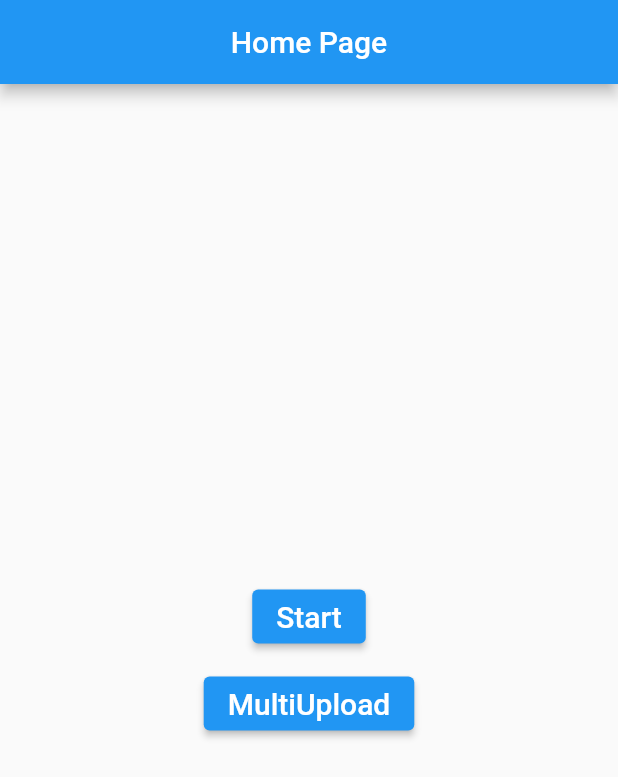
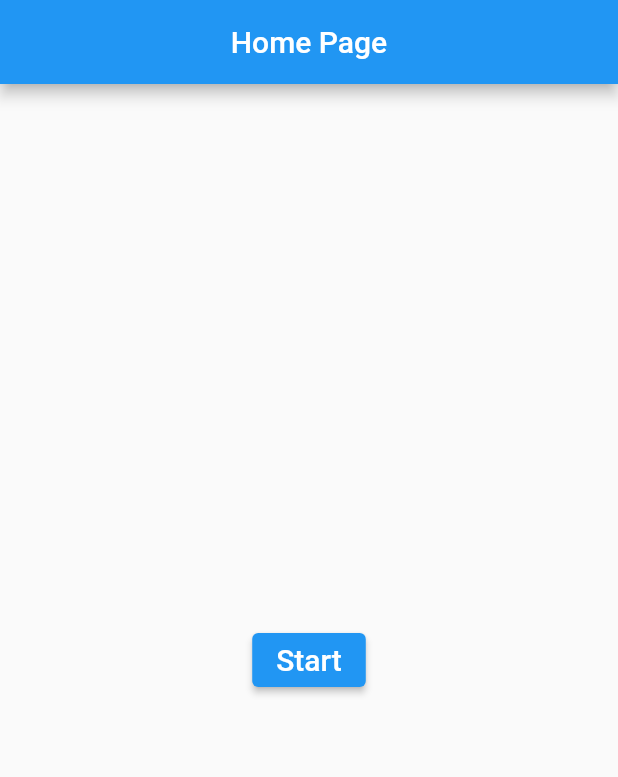
Before and after one commit to EmilyyyWan/Flutter-Python-API, a Flutter app: the screen it shows after launch, on a phone screen of 412 x 824 dp. Shown: the top 777 px of the screen. Run offline on Flutter 3.47's test engine with Material 2 defaults, Android fonts, the phone set to English and light mode, and no system bars; our stand-ins replace image_picker.

Commit message:
multiupload removed

```diff
--- a/lib/pages/success.dart
+++ b/lib/pages/success.dart
@@ -36,8 +36,8 @@ class Success extends StatelessWidget {
               onPressed: () {
                 Navigator.push(
                   context,
-                  MaterialPageRoute(builder: (context) => const Welcome(title: constants.title_home)),
-                  // MaterialPageRoute(builder: (context) => const UploadImage()),
+                  // MaterialPageRoute(builder: (context) => const Welcome(title: constants.title_home)),
+                  MaterialPageRoute(builder: (context) => const UploadImage()),
                 );
               },
             ),
--- a/lib/pages/welcome.dart
+++ b/lib/pages/welcome.dart
@@ -28,27 +28,25 @@ class Welcome extends StatelessWidget {
               onPressed: () {
                 Navigator.push(
                   context,
-                  // MaterialPageRoute(builder: (context) => const MultiImageUpload()),
                   MaterialPageRoute(builder: (context) => const UploadImage()),
                 );
               },
             ),
-            SizedBox(
-              height: 10
-            ),
-            ElevatedButton(
-              child: const Text(
-                "MultiUpload",
-                style: TextStyle(fontSize: 20),
-              ),
-              onPressed: () {
-                Navigator.push(
-                  context,
-                  MaterialPageRoute(builder: (context) => const MultiImageUpload()),
-                  // MaterialPageRoute(builder: (context) => const UploadImage()),
-                );
-              },
-            ),
+            // SizedBox(
+            //   height: 10
+            // ),
+            // ElevatedButton(
+            //   child: const Text(
+            //     "MultiUpload",
+            //     style: TextStyle(fontSize: 20),
+            //   ),
+            //   onPressed: () {
+            //     Navigator.push(
+            //       context,
+            //       MaterialPageRoute(builder: (context) => const MultiImageUpload()),
+            //     );
+            //   },
+            // ),
           ],
         ),
       ),
```
Also changed, not shown: lib/pages/multiUpload.dart (+6 -6 lines), lib/pages/upload.dart (+7 -9 lines), 2 other files.
